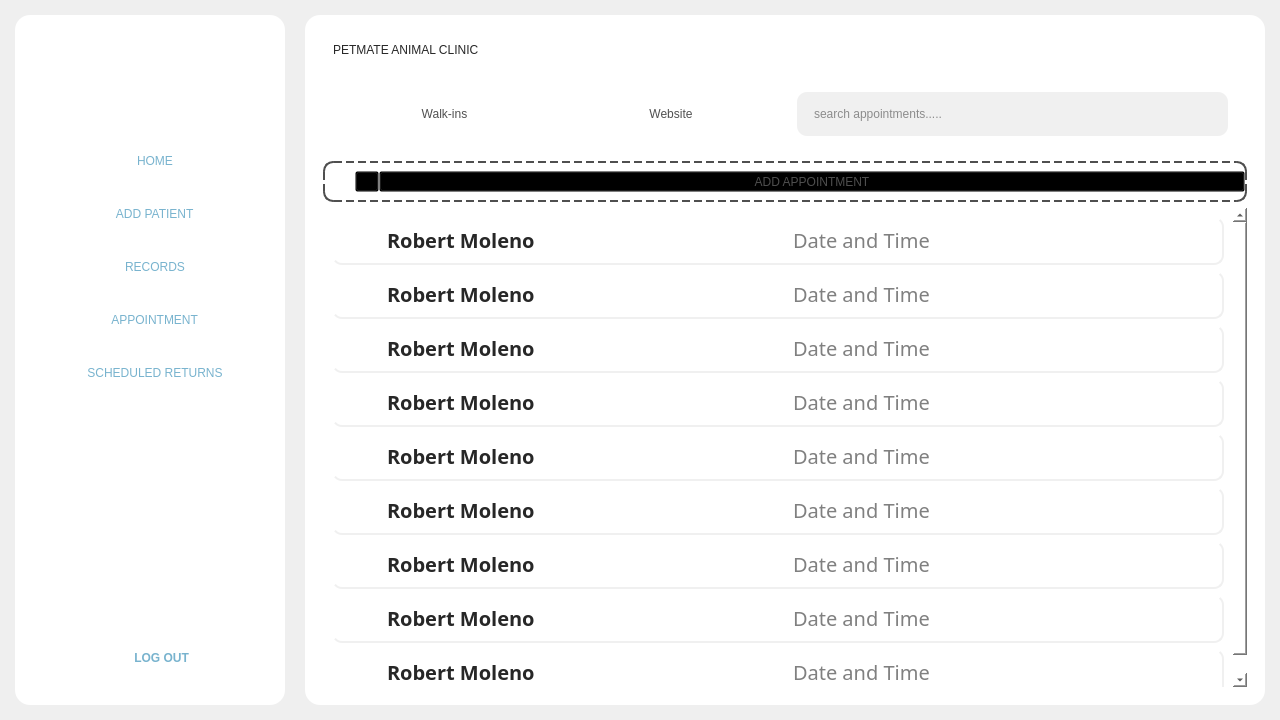
First picture: the form in Frontend/Home.ui, repository DreddVDomasian/Petmate-Desktop-Application, before the edit.
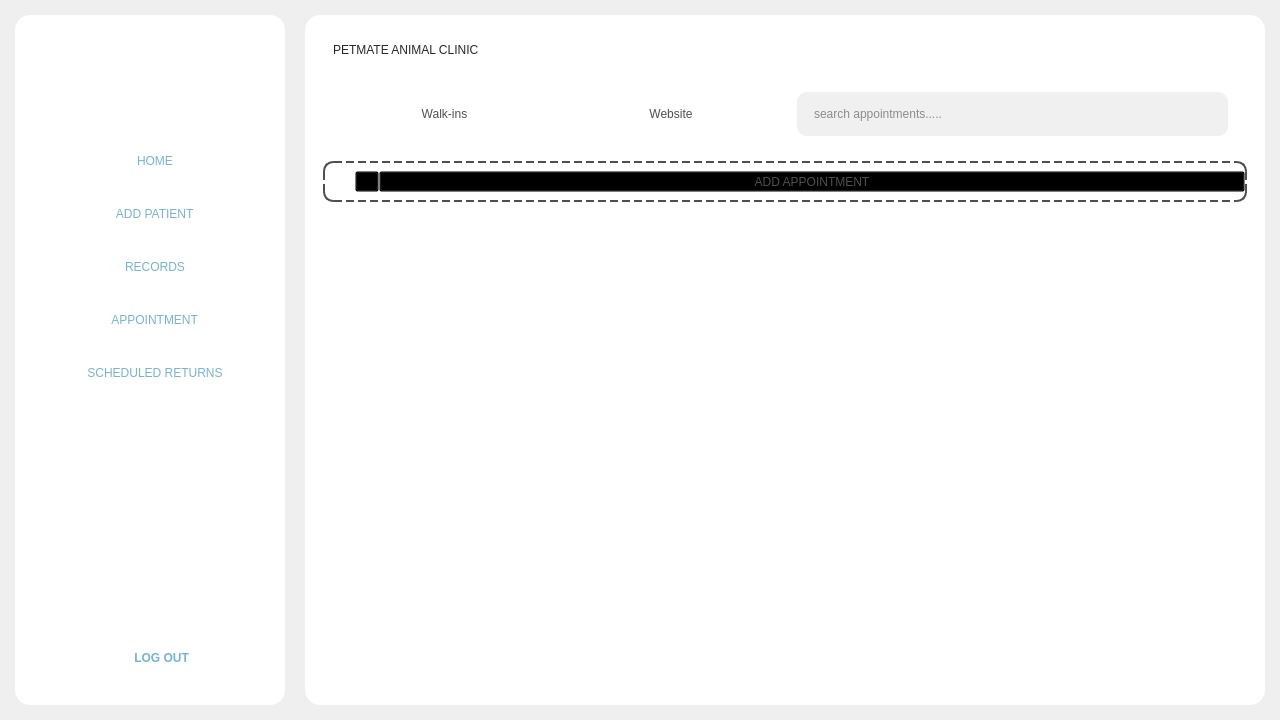
Second picture: the form after the edit. The open tabs and pages were chosen to show the change. Icons and pictures are not drawn.

Commit message:
Add walk-in appointment feature
Introduces WalkInAppointment model, API endpoints, and serializer for walk-in appointments. Updates frontend UI and logic to support adding and displaying walk-in appointments, including improved combobox styling and dynamic completers.

The edit to the form file:
```diff
--- a/Frontend/Home.ui
+++ b/Frontend/Home.ui
@@ -2378,7 +2378,40 @@
                <item>
                 <widget class="QScrollArea" name="scrollArea">
                  <property name="styleSheet">
-                  <string notr="true">border:none;</string>
+                  <string notr="true">#walkInScrollArea{
+	border:none;
+
+}
+#walkInScrollArea QScrollBar:vertical {
+    background: transparent;
+    width: 10px;
+    margin: 0px;
+}
+
+#walkInScrollArea QScrollBar::handle:vertical {
+    background-color: rgb(129, 191, 218);
+    border-radius: 5px;
+    min-height: 120px;
+	min-height: 200px;
+}
+
+#walkInScrollArea QScrollBar::handle:vertical:hover {
+    background-color: rgb(86, 127, 145);
+}
+
+#walkInScrollArea QScrollBar::add-line:vertical,
+#walkInScrollArea QScrollBar::sub-line:vertical {
+    height: 0px;
+    background: none;
+    border: none;
+}
+
+#walkInScrollArea QScrollBar::groove:vertical {
+    background: transparent;
+    border: none;
+    border-radius: 0px;
+}
+</string>
                  </property>
                  <property name="widgetResizable">
                   <bool>true</bool>
@@ -2388,777 +2421,11 @@
                    <rect>
                     <x>0</x>
                     <y>0</y>
-                    <width>413</width>
-                    <height>606</height>
+                    <width>893</width>
+                    <height>393</height>
                    </rect>
                   </property>
-                  <layout class="QVBoxLayout" name="verticalLayout_17">
-                   <item>
-                    <widget class="QFrame" name="frame_20">
-                     <property name="maximumSize">
-                      <size>
-                       <width>16777215</width>
-                       <height>60</height>
-                      </size>
-                     </property>
-                     <property name="styleSheet">
-                      <string notr="true">#frame_20{
-	border-right: 2px solid #f0f0f0;
-    border-bottom: 2px solid #f0f0f0;
-    border-radius: 10px;
-}
-#frame_20:hover{
-background-color:rgb(230, 230, 230);
-}</string>
-                     </property>
-                     <property name="frameShape">
-                      <enum>QFrame::NoFrame</enum>
-                     </property>
-                     <layout class="QHBoxLayout" name="horizontalLayout_30">
-                      <item>
-                       <widget class="QLabel" name="label_63">
-                        <property name="maximumSize">
-                         <size>
-                          <width>40</width>
-                          <height>40</height>
-                         </size>
-                        </property>
-                        <property name="text">
-                         <string/>
-                        </property>
-                        <property name="pixmap">
-                         <pixmap resource="resource.qrc">:/Icons/Icons/UserIcon.png</pixmap>
-                        </property>
-                        <property name="scaledContents">
-                         <bool>true</bool>
-                        </property>
-                       </widget>
-                      </item>
-                      <item>
-                       <widget class="QLabel" name="label_64">
-                        <property name="styleSheet">
-                         <string notr="true">color: #272727;
-font: bold 20px Montserrat;</string>
-                        </property>
-                        <property name="text">
-                         <string>Robert Moleno</string>
-                        </property>
-                       </widget>
-                      </item>
-                      <item>
-                       <widget class="QLabel" name="label_65">
-                        <property name="styleSheet">
-                         <string notr="true">color: gray;
-font: 20px Montserrat;</string>
-                        </property>
-                        <property name="text">
-                         <string>Date and Time</string>
-                        </property>
-                       </widget>
-                      </item>
-                      <item>
-                       <widget class="QLabel" name="label_66">
-                        <property name="maximumSize">
-                         <size>
-                          <width>15</width>
-                          <height>15</height>
-                         </size>
-                        </property>
-                        <property name="text">
-                         <string/>
-                        </property>
-                        <property name="pixmap">
-                         <pixmap resource="resource.qrc">:/Icons/Icons/delete.png</pixmap>
-                        </property>
-                        <property name="scaledContents">
-                         <bool>true</bool>
-                        </property>
-                       </widget>
-                      </item>
-                     </layout>
-                    </widget>
-                   </item>
-                   <item>
-                    <widget class="QFrame" name="frame_16">
-                     <property name="maximumSize">
-                      <size>
-                       <width>16777215</width>
-                       <height>60</height>
-                      </size>
-                     </property>
-                     <property name="styleSheet">
-                      <string notr="true">#frame_16{
-	border-right: 2px solid #f0f0f0;
-    border-bottom: 2px solid #f0f0f0;
-    border-radius: 10px;
-}
-#frame_16:hover{
-background-color:rgb(230, 230, 230);
-}</string>
-                     </property>
-                     <property name="frameShape">
-                      <enum>QFrame::NoFrame</enum>
-                     </property>
-                     <layout class="QHBoxLayout" name="horizontalLayout_27">
-                      <item>
-                       <widget class="QLabel" name="label_51">
-                        <property name="maximumSize">
-                         <size>
-                          <width>40</width>
-                          <height>40</height>
-                         </size>
-                        </property>
-                        <property name="text">
-                         <string/>
-                        </property>
-                        <property name="pixmap">
-                         <pixmap resource="resource.qrc">:/Icons/Icons/UserIcon.png</pixmap>
-                        </property>
-                        <property name="scaledContents">
-                         <bool>true</bool>
-                        </property>
-                       </widget>
-                      </item>
-                      <item>
-                       <widget class="QLabel" name="label_52">
-                        <property name="styleSheet">
-                         <string notr="true">color: #272727;
-font: bold 20px Montserrat;</string>
-                        </property>
-                        <property name="text">
-                         <string>Robert Moleno</string>
-                        </property>
-                       </widget>
-                      </item>
-                      <item>
-                       <widget class="QLabel" name="label_53">
-                        <property name="styleSheet">
-                         <string notr="true">color: gray;
-font: 20px Montserrat;</string>
-                        </property>
-                        <property name="text">
-                         <string>Date and Time</string>
-                        </property>
-                       </widget>
-                      </item>
-                      <item>
-                       <widget class="QLabel" name="label_54">
-                        <property name="maximumSize">
-                         <size>
-                          <width>15</width>
-                          <height>15</height>
-                         </size>
-                        </property>
-                        <property name="text">
-                         <string/>
-                        </property>
-                        <property name="pixmap">
-                         <pixmap resource="resource.qrc">:/Icons/Icons/delete.png</pixmap>
-                        </property>
-                        <property name="scaledContents">
-                         <bool>true</bool>
-                        </property>
-                       </widget>
-                      </item>
-                     </layout>
-                    </widget>
-                   </item>
-                   <item>
-                    <widget class="QFrame" name="frame_18">
-                     <property name="maximumSize">
-                      <size>
-                       <width>16777215</width>
-                       <height>60</height>
-                      </size>
-                     </property>
-                     <property name="styleSheet">
-                      <string notr="true">#frame_18{
-	border-right: 2px solid #f0f0f0;
-    border-bottom: 2px solid #f0f0f0;
-    border-radius: 10px;
-}
-#frame_18:hover{
-background-color:rgb(230, 230, 230);
-}</string>
-                     </property>
-                     <property name="frameShape">
-                      <enum>QFrame::NoFrame</enum>
-                     </property>
-                     <layout class="QHBoxLayout" name="horizontalLayout_29">
-                      <item>
-                       <widget class="QLabel" name="label_59">
-                        <property name="maximumSize">
-                         <size>
-                          <width>40</width>
-                          <height>40</height>
-                         </size>
-                        </property>
-                        <property name="text">
-                         <string/>
-                        </property>
-                        <property name="pixmap">
-                         <pixmap resource="resource.qrc">:/Icons/Icons/UserIcon.png</pixmap>
-                        </property>
-                        <property name="scaledContents">
-                         <bool>true</bool>
-                        </property>
-                       </widget>
-                      </item>
-                      <item>
-                       <widget class="QLabel" name="label_60">
-                        <property name="styleSheet">
-                         <string notr="true">color: #272727;
-font: bold 20px Montserrat;</string>
-                        </property>
-                        <property name="text">
-                         <string>Robert Moleno</string>
-                        </property>
-                       </widget>
-                      </item>
-                      <item>
-                       <widget class="QLabel" name="label_61">
-                        <property name="styleSheet">
-                         <string notr="true">color: gray;
-font: 20px Montserrat;</string>
-                        </property>
-                        <property name="text">
-                         <string>Date and Time</string>
-                        </property>
-                       </widget>
-                      </item>
-                      <item>
-                       <widget class="QLabel" name="label_62">
-                        <property name="maximumSize">
-                         <size>
-                          <width>15</width>
-                          <height>15</height>
-                         </size>
-                        </property>
-                        <property name="text">
-                         <string/>
-                        </property>
-                        <property name="pixmap">
-                         <pixmap resource="resource.qrc">:/Icons/Icons/delete.png</pixmap>
-                        </property>
-                        <property name="scaledContents">
-                         <bool>true</bool>
-                        </property>
-                       </widget>
-                      </item>
-                     </layout>
-                    </widget>
-                   </item>
-                   <item>
-                    <widget class="QFrame" name="frame_17">
-                     <property name="maximumSize">
-                      <size>
-                       <width>16777215</width>
-                       <height>60</height>
-                      </size>
-                     </property>
-                     <property name="styleSheet">
-                      <string notr="true">#frame_17{
-	border-right: 2px solid #f0f0f0;
-    border-bottom: 2px solid #f0f0f0;
-    border-radius: 10px;
-}
-#frame_17:hover{
-background-color:rgb(230, 230, 230);
-}</string>
-                     </property>
-                     <property name="frameShape">
-                      <enum>QFrame::NoFrame</enum>
-                     </property>
-                     <layout class="QHBoxLayout" name="horizontalLayout_28">
-                      <item>
-                       <widget class="QLabel" name="label_55">
-                        <property name="maximumSize">
-                         <size>
-                          <width>40</width>
-                          <height>40</height>
-                         </size>
-                        </property>
-                        <property name="text">
-                         <string/>
-                        </property>
-                        <property name="pixmap">
-                         <pixmap resource="resource.qrc">:/Icons/Icons/UserIcon.png</pixmap>
-                        </property>
-                        <property name="scaledContents">
-                         <bool>true</bool>
-                        </property>
-                       </widget>
-                      </item>
-                      <item>
-                       <widget class="QLabel" name="label_56">
-                        <property name="styleSheet">
-                         <string notr="true">color: #272727;
-font: bold 20px Montserrat;</string>
-                        </property>
-                        <property name="text">
-                         <string>Robert Moleno</string>
-                        </property>
-                       </widget>
-                      </item>
-                      <item>
-                       <widget class="QLabel" name="label_57">
-                        <property name="styleSheet">
-                         <string notr="true">color: gray;
-font: 20px Montserrat;</string>
-                        </property>
-                        <property name="text">
-                         <string>Date and Time</string>
-                        </property>
-                       </widget>
-                      </item>
-                      <item>
-                       <widget class="QLabel" name="label_58">
-                        <property name="maximumSize">
-                         <size>
-                          <width>15</width>
-                          <height>15</height>
-                         </size>
-                        </property>
-                        <property name="text">
-                         <string/>
-                        </property>
-                        <property name="pixmap">
-                         <pixmap resource="resource.qrc">:/Icons/Icons/delete.png</pixmap>
-                        </property>
-                        <property name="scaledContents">
-                         <bool>true</bool>
-                        </property>
-                       </widget>
-                      </item>
-                     </layout>
-                    </widget>
-                   </item>
-                   <item>
-                    <widget class="QFrame" name="frame_15">
-                     <property name="maximumSize">
-                      <size>
-                       <width>16777215</width>
-                       <height>60</height>
-                      </size>
-                     </property>
-                     <property name="styleSheet">
-                      <string notr="true">#frame_15{
-	border-right: 2px solid #f0f0f0;
-    border-bottom: 2px solid #f0f0f0;
-    border-radius: 10px;
-}
-#frame_15:hover{
-background-color:rgb(230, 230, 230);
-}</string>
-                     </property>
-                     <property name="frameShape">
-                      <enum>QFrame::NoFrame</enum>
-                     </property>
-                     <layout class="QHBoxLayout" name="horizontalLayout_26">
-                      <item>
-                       <widget class="QLabel" name="label_47">
-                        <property name="maximumSize">
-                         <size>
-                          <width>40</width>
-                          <height>40</height>
-                         </size>
-                        </property>
-                        <property name="text">
-                         <string/>
-                        </property>
-                        <property name="pixmap">
-                         <pixmap resource="resource.qrc">:/Icons/Icons/UserIcon.png</pixmap>
-                        </property>
-                        <property name="scaledContents">
-                         <bool>true</bool>
-                        </property>
-                       </widget>
-                      </item>
-                      <item>
-                       <widget class="QLabel" name="label_48">
-                        <property name="styleSheet">
-                         <string notr="true">color: #272727;
-font: bold 20px Montserrat;</string>
-                        </property>
-                        <property name="text">
-                         <string>Robert Moleno</string>
-                        </property>
-                       </widget>
-                      </item>
-                      <item>
-                       <widget class="QLabel" name="label_49">
-                        <property name="styleSheet">
-                         <string notr="true">color: gray;
-font: 20px Montserrat;</string>
-                        </property>
-                        <property name="text">
-                         <string>Date and Time</string>
-                        </property>
-                       </widget>
-                      </item>
-                      <item>
-                       <widget class="QLabel" name="label_50">
-                        <property name="maximumSize">
-                         <size>
-                          <width>15</width>
-                          <height>15</height>
-                         </size>
-                        </property>
-                        <property name="text">
-                         <string/>
-                        </property>
-                        <property name="pixmap">
-                         <pixmap resource="resource.qrc">:/Icons/Icons/delete.png</pixmap>
-                        </property>
-                        <property name="scaledContents">
-                         <bool>true</bool>
-                        </property>
-                       </widget>
-                      </item>
-                     </layout>
-                    </widget>
-                   </item>
-                   <item>
-                    <widget class="QFrame" name="frame_12">
-                     <property name="maximumSize">
-                      <size>
-                       <width>16777215</width>
-                       <height>60</height>
-                      </size>
-                     </property>
-                     <property name="styleSheet">
-                      <string notr="true">#frame_12{
-	border-right: 2px solid #f0f0f0;
-    border-bottom: 2px solid #f0f0f0;
-    border-radius: 10px;
-}
-#frame_12:hover{
-background-color:rgb(230, 230, 230);
-}</string>
-                     </property>
-                     <property name="frameShape">
-                      <enum>QFrame::NoFrame</enum>
-                     </property>
-                     <layout class="QHBoxLayout" name="horizontalLayout_23">
-                      <item>
-                       <widget class="QLabel" name="label_31">
-                        <property name="maximumSize">
-                         <size>
-                          <width>40</width>
-                          <height>40</height>
-                         </size>
-                        </property>
-                        <property name="text">
-                         <string/>
-                        </property>
-                        <property name="pixmap">
-                         <pixmap resource="resource.qrc">:/Icons/Icons/UserIcon.png</pixmap>
-                        </property>
-                        <property name="scaledContents">
-                         <bool>true</bool>
-                        </property>
-                       </widget>
-                      </item>
-                      <item>
-                       <widget class="QLabel" name="label_36">
-                        <property name="styleSheet">
-                         <string notr="true">color: #272727;
-font: bold 20px Montserrat;</string>
-                        </property>
-                        <property name="text">
-                         <string>Robert Moleno</string>
-                        </property>
-                       </widget>
-                      </item>
-                      <item>
-                       <widget class="QLabel" name="label_37">
-                        <property name="styleSheet">
-                         <string notr="true">color: gray;
-font: 20px Montserrat;</string>
-                        </property>
-                        <property name="text">
-                         <string>Date and Time</string>
-                        </property>
-                       </widget>
-                      </item>
-                      <item>
-                       <widget class="QLabel" name="label_38">
-                        <property name="maximumSize">
-                         <size>
-                          <width>15</width>
-                          <height>15</height>
-                         </size>
-                        </property>
-                        <property name="text">
-                         <string/>
-                        </property>
-                        <property name="pixmap">
-                         <pixmap resource="resource.qrc">:/Icons/Icons/delete.png</pixmap>
-                        </property>
-                        <property name="scaledContents">
-                         <bool>true</bool>
-                        </property>
-                       </widget>
-                      </item>
-                     </layout>
-                    </widget>
-                   </item>
-                   <item>
-                    <widget class="QFrame" name="frame_14">
-                     <property name="maximumSize">
-                      <size>
-                       <width>16777215</width>
-                       <height>60</height>
-                      </size>
-                     </property>
-                     <property name="styleSheet">
-                      <string notr="true">#frame_14{
-	border-right: 2px solid #f0f0f0;
-    border-bottom: 2px solid #f0f0f0;
-    border-radius: 10px;
-}
-#frame_14:hover{
-background-color:rgb(230, 230, 230);
-}</string>
-                     </property>
-                     <property name="frameShape">
-                      <enum>QFrame::NoFrame</enum>
-                     </property>
-                     <layout class="QHBoxLayout" name="horizontalLayout_25">
-                      <item>
-                       <widget class="QLabel" name="label_43">
-                        <property name="maximumSize">
-                         <size>
-                          <width>40</width>
-                          <height>40</height>
-                         </size>
-                        </property>
-                        <property name="text">
-                         <string/>
-                        </property>
-                        <property name="pixmap">
-                         <pixmap resource="resource.qrc">:/Icons/Icons/UserIcon.png</pixmap>
-                        </property>
-                        <property name="scaledContents">
-                         <bool>true</bool>
-                        </property>
-                       </widget>
-                      </item>
-                      <item>
-                       <widget class="QLabel" name="label_44">
-                        <property name="styleSheet">
-                         <string notr="true">color: #272727;
-font: bold 20px Montserrat;</string>
-                        </property>
-                        <property name="text">
-                         <string>Robert Moleno</string>
-                        </property>
-                       </widget>
-                      </item>
-                      <item>
-                       <widget class="QLabel" name="label_45">
-                        <property name="styleSheet">
-                         <string notr="true">color: gray;
-font: 20px Montserrat;</string>
-                        </property>
-                        <property name="text">
-                         <string>Date and Time</string>
-                        </property>
-                       </widget>
-                      </item>
-                      <item>
-                       <widget class="QLabel" name="label_46">
-                        <property name="maximumSize">
-                         <size>
-                          <width>15</width>
-                          <height>15</height>
-                         </size>
-                        </property>
-                        <property name="text">
-                         <string/>
-                        </property>
-                        <property name="pixmap">
-                         <pixmap resource="resource.qrc">:/Icons/Icons/delete.png</pixmap>
-                        </property>
-                        <property name="scaledContents">
-                         <bool>true</bool>
-                        </property>
-                       </widget>
-                      </item>
-                     </layout>
-                    </widget>
-                   </item>
-                   <item>
-                    <widget class="QFrame" name="frame_21">
-                     <property name="maximumSize">
-                      <size>
-                       <width>16777215</width>
-                       <height>60</height>
-                      </size>
-                     </property>
-                     <property name="styleSheet">
-                      <string notr="true">#frame_21{
-	border-right: 2px solid #f0f0f0;
-    border-bottom: 2px solid #f0f0f0;
-    border-radius: 10px;
-}
-#frame_21:hover{
-background-color:rgb(230, 230, 230);
-}</string>
-                     </property>
-                     <property name="frameShape">
-                      <enum>QFrame::NoFrame</enum>
-                     </property>
-                     <layout class="QHBoxLayout" name="horizontalLayout_31">
-                      <item>
-                       <widget class="QLabel" name="label_67">
-                        <property name="maximumSize">
-                         <size>
-                          <width>40</width>
-                          <height>40</height>
-                         </size>
-                        </property>
-                        <property name="text">
-                         <string/>
-                        </property>
-                        <property name="pixmap">
-                         <pixmap resource="resource.qrc">:/Icons/Icons/UserIcon.png</pixmap>
-                        </property>
-                        <property name="scaledContents">
-                         <bool>true</bool>
-                        </property>
-                       </widget>
-                      </item>
-                      <item>
-                       <widget class="QLabel" name="label_68">
-                        <property name="styleSheet">
-                         <string notr="true">color: #272727;
-font: bold 20px Montserrat;</string>
-                        </property>
-                        <property name="text">
-                         <string>Robert Moleno</string>
-                        </property>
-                       </widget>
-                      </item>
-                      <item>
-                       <widget class="QLabel" name="label_69">
-                        <property name="styleSheet">
-                         <string notr="true">color: gray;
-font: 20px Montserrat;</string>
-                        </property>
-                        <property name="text">
-                         <string>Date and Time</string>
-                        </property>
-                       </widget>
-                      </item>
-                      <item>
-                       <widget class="QLabel" name="label_70">
-                        <property name="maximumSize">
-                         <size>
-                          <width>15</width>
-                          <height>15</height>
-                         </size>
-                        </property>
-                        <property name="text">
-                         <string/>
-                        </property>
-                        <property name="pixmap">
-                         <pixmap resource="resource.qrc">:/Icons/Icons/delete.png</pixmap>
-                        </property>
-                        <property name="scaledContents">
-                         <bool>true</bool>
-                        </property>
-                       </widget>
-                      </item>
-                     </layout>
-                    </widget>
-                   </item>
-                   <item>
-                    <widget class="QFrame" name="frame_13">
-                     <property name="maximumSize">
-                      <size>
-                       <width>16777215</width>
-                       <height>60</height>
-                      </size>
-                     </property>
-                     <property name="styleSheet">
-                      <string notr="true">#frame_13{
-	border-right: 2px solid #f0f0f0;
-    border-bottom: 2px solid #f0f0f0;
-    border-radius: 10px;
-}
-#frame_13:hover{
-background-color:rgb(230, 230, 230);
-}</string>
-                     </property>
-                     <property name="frameShape">
-                      <enum>QFrame::NoFrame</enum>
-                     </property>
-                     <layout class="QHBoxLayout" name="horizontalLayout_24">
-                      <item>
-                       <widget class="QLabel" name="label_39">
-                        <property name="maximumSize">
-                         <size>
-                          <width>40</width>
-                          <height>40</height>
-                         </size>
-                        </property>
-                        <property name="text">
-                         <string/>
-                        </property>
-                        <property name="pixmap">
-                         <pixmap resource="resource.qrc">:/Icons/Icons/UserIcon.png</pixmap>
-                        </property>
-                        <property name="scaledContents">
-                         <bool>true</bool>
-                        </property>
-                       </widget>
-                      </item>
-                      <item>
-                       <widget class="QLabel" name="label_40">
-                        <property name="styleSheet">
-                         <string notr="true">color: #272727;
-font: bold 20px Montserrat;</string>
-                        </property>
-                        <property name="text">
-                         <string>Robert Moleno</string>
-                        </property>
-                       </widget>
-                      </item>
-                      <item>
-                       <widget class="QLabel" name="label_41">
-                        <property name="styleSheet">
-                         <string notr="true">color: gray;
-font: 20px Montserrat;</string>
-                        </property>
-                        <property name="text">
-                         <string>Date and Time</string>
-                        </property>
-                       </widget>
-                      </item>
-                      <item>
-                       <widget class="QLabel" name="label_42">
-                        <property name="maximumSize">
-                         <size>
-                          <width>15</width>
-                          <height>15</height>
-                         </size>
-                        </property>
-                        <property name="text">
-                         <string/>
-                        </property>
-                        <property name="pixmap">
-                         <pixmap resource="resource.qrc">:/Icons/Icons/delete.png</pixmap>
-                        </property>
-                        <property name="scaledContents">
-                         <bool>true</bool>
-                        </property>
-                       </widget>
-                      </item>
-                     </layout>
-                    </widget>
-                   </item>
-                  </layout>
+                  <layout class="QVBoxLayout" name="verticalLayout_17"/>
                  </widget>
                 </widget>
                </item>
```
Left out of the diff: 92 changed lines with no effect on the pictures. The commit also changes 14 other files.
